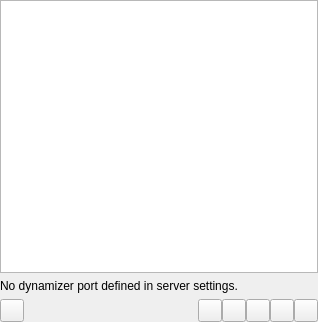
Above: dynamic/dynamicpage.ui from polpo/cantata-mac before the change. Below: the same form after it.
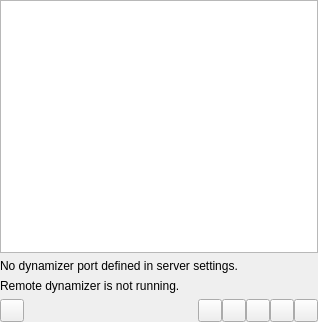
That is the form after the change. Custom widgets are drawn as their Qt base class.

Commit message: Show error label if remote dynamizer is not running

Diff of the .ui file:
```diff
--- a/dynamic/dynamicpage.ui
+++ b/dynamic/dynamicpage.ui
@@ -25,6 +25,14 @@
     </widget>
    </item>
    <item>
+    <widget class="StatusLabel" name="remoteRunningLabel">
+     <property name="text">
+      <string>Remote dynamizer is not running.</string>
+     </property>
+    </widget>
+   </item>
+   <item>
+    <widget class="QWidget" name="controls">
     <layout class="QHBoxLayout" name="hlayout">
      <property name="margin">
       <number>0</number>
@@ -64,6 +72,7 @@
       <widget class="ToolButton" name="stopBtn"/>
      </item>
     </layout>
+   </widget>
   </item>
  </layout>
  </widget>
```
Lines whose indentation alone changed are shown as unchanged. The commit also changes 4 other files.
